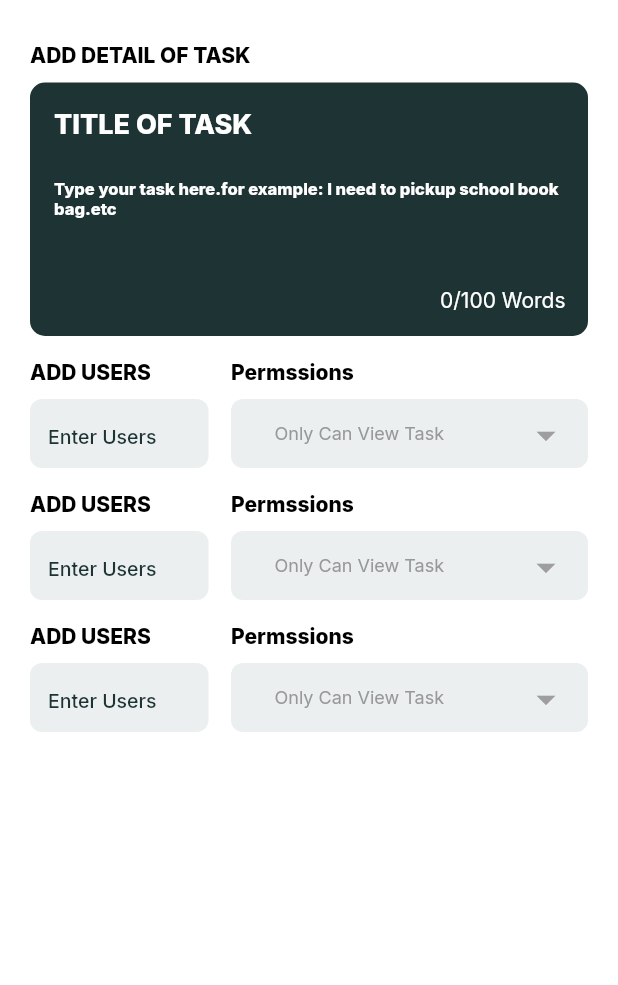
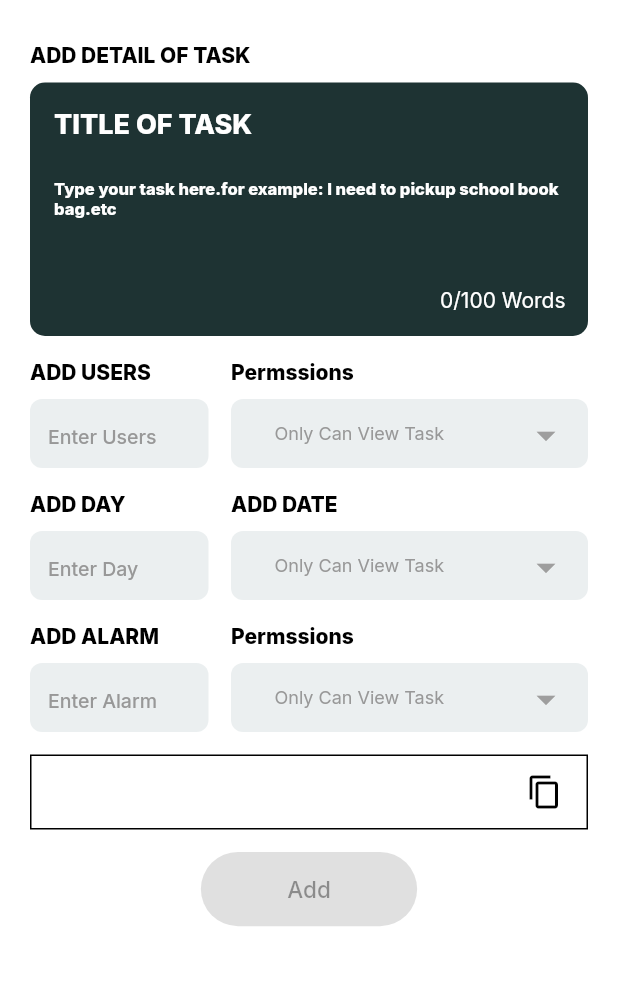
Before and after one commit to ZuniShahid/wegotask, a Flutter app: the HomePage screen opened directly, after a tap on "CREATE", on a phone screen of 412 x 824 dp, the part 72-1057 px from its top. Run offline on Flutter 3.47's test engine with Material 2 defaults, Android fonts, the phone set to English and light mode, and no system bars; our stand-ins replace chat_bubbles, connectivity_plus, dropdown_button2, firebase_auth, firebase_core, flip_card and 6 more; accounts and stored records are empty.

```diff
--- a/lib/common/app_bar_widget.dart
+++ b/lib/common/app_bar_widget.dart
@@ -5,8 +5,9 @@ import '../views/main/chat_box.dart';
 
 class AppBarWidget extends StatelessWidget with PreferredSizeWidget {
   final String title;
+  final bool chatButton;
 
-  AppBarWidget({super.key, this.title = ''});
+  AppBarWidget({super.key, this.title = '', this.chatButton = true});
 
   @override
   Widget build(BuildContext context) {
@@ -28,11 +29,13 @@ class AppBarWidget extends StatelessWidget with PreferredSizeWidget {
         ),
       ),
       actions: [
-        IconButton(
-            icon: Image.asset('assets/icons/message_icon.png'),
-            onPressed: () {
-              Get.to(() => const ChatBox());
-            }),
+        chatButton == false
+            ? Container()
+            : IconButton(
+                icon: Image.asset('assets/icons/message_icon.png'),
+                onPressed: () {
+                  Get.to(() => const ChatBox());
+                })
       ],
     );
   }
--- a/lib/views/main/create_new_task.dart
+++ b/lib/views/main/create_new_task.dart
@@ -1,5 +1,7 @@
 import 'package:dropdown_button2/dropdown_button2.dart';
 import 'package:flutter/material.dart';
+import 'package:flutter/services.dart';
+import 'package:sizer/sizer.dart';
 
 import '../../common/app_bar_widget.dart';
 
@@ -13,6 +15,7 @@ class CreateNewTask extends StatefulWidget {
 class _CreateNewTaskState extends State<CreateNewTask> {
   final TextEditingController _taskTitle = TextEditingController();
   final TextEditingController _taskDesc = TextEditingController();
+  final TextEditingController _taskKey = TextEditingController();
   String dropdownValue = 'Item 1';
   List<String> list = <String>['Item 1', 'Item 2', 'Item 3', 'Item 4'];
   String dropdownvaluecountry = 'Only Can View Task';
@@ -39,6 +42,67 @@ class _CreateNewTaskState extends State<CreateNewTask> {
               const SizedBox(height: 10),
               _taskInfo(),
               const SizedBox(height: 15),
+              _inputs(),
+              const SizedBox(height: 15),
+              Container(
+                decoration: BoxDecoration(
+                  border: Border.all(color: Colors.black),
+                ),
+                padding: const EdgeInsets.symmetric(horizontal: 16),
+                child: Row(
+                  children: [
+                    Expanded(
+                      child: TextField(
+                        controller: _taskKey,
+                        decoration:
+                            const InputDecoration(border: InputBorder.none),
+                      ),
+                    ),
+                    InkWell(
+                      onTap: () async {
+                        await Clipboard.setData(
+                            ClipboardData(text: _taskKey.text));
+                        // copied successfully
+                      },
+                      child: const Icon(
+                        Icons.copy,
+                        color: Colors.black,
+                      ),
+                    )
+                  ],
+                ),
+              ),
+              const SizedBox(height: 15),
+              Center(
+                child: ElevatedButton(
+                  style: ElevatedButton.styleFrom(
+                    shape: RoundedRectangleBorder(
+                      borderRadius: BorderRadius.circular(30),
+                    ),
+                    minimumSize: Size(35.w, 6.h),
+                    maximumSize: Size(35.w, 6.h),
+                  ),
+                  onPressed: null,
+                  child: const Center(
+                    child: Text(
+                      'Add',
+                      style: TextStyle(
+                        fontSize: 15,
+                      ),
+                    ),
+                  ),
+                ),
+              ),
+            ],
+          ),
+        ),
+      ),
+    );
+  }
+
+  Column _inputs() {
+    return Column(
+      children: [
         Row(
           children: [
             Expanded(
@@ -72,7 +136,6 @@ class _CreateNewTaskState extends State<CreateNewTask> {
                         border: InputBorder.none,
                         hintText: 'Enter Users',
                         hintStyle: TextStyle(
-                                color: Color(0xFF1E3333),
                           fontWeight: FontWeight.w500,
                           fontSize: 13,
                         ),
@@ -110,8 +173,8 @@ class _CreateNewTaskState extends State<CreateNewTask> {
                         child: DropdownButtonFormField2(
                           buttonStyleData: ButtonStyleData(
                               decoration: BoxDecoration(
-                                        border: Border.all(
-                                            color: Colors.transparent))),
+                                  border:
+                                      Border.all(color: Colors.transparent))),
                           decoration: const InputDecoration(
                             iconColor: Colors.grey,
                             isDense: true,
@@ -156,15 +219,13 @@ class _CreateNewTaskState extends State<CreateNewTask> {
                           onChanged: (newValue) {
                             setState(() {
                               dropdownvaluecountry = newValue.toString();
-                                    dropdownvaluecountryId =
-                                        newValue.toString();
+                              dropdownvaluecountryId = newValue.toString();
                             });
                           },
                           onSaved: (newValue) {
                             setState(() {
                               dropdownvaluecountry = newValue.toString();
-                                    dropdownvaluecountryId =
-                                        newValue.toString();
+                              dropdownvaluecountryId = newValue.toString();
                             });
                           },
                         ),
@@ -185,7 +246,7 @@ class _CreateNewTaskState extends State<CreateNewTask> {
                 crossAxisAlignment: CrossAxisAlignment.start,
                 children: [
                   const Text(
-                          'ADD USERS',
+                    'ADD DAY',
                     style: TextStyle(
                         color: Colors.black, fontWeight: FontWeight.w800),
                   ),
@@ -208,9 +269,8 @@ class _CreateNewTaskState extends State<CreateNewTask> {
                       keyboardType: TextInputType.number,
                       decoration: InputDecoration(
                         border: InputBorder.none,
-                              hintText: 'Enter Users',
+                        hintText: 'Enter Day',
                         hintStyle: TextStyle(
-                                color: Color(0xFF1E3333),
                           fontWeight: FontWeight.w500,
                           fontSize: 13,
                         ),
@@ -229,7 +289,7 @@ class _CreateNewTaskState extends State<CreateNewTask> {
                 crossAxisAlignment: CrossAxisAlignment.start,
                 children: [
                   const Text(
-                          'Permssions',
+                    'ADD DATE',
                     style: TextStyle(
                         color: Colors.black, fontWeight: FontWeight.w800),
                   ),
@@ -248,8 +308,8 @@ class _CreateNewTaskState extends State<CreateNewTask> {
                         child: DropdownButtonFormField2(
                           buttonStyleData: ButtonStyleData(
                               decoration: BoxDecoration(
-                                        border: Border.all(
-                                            color: Colors.transparent))),
+                                  border:
+                                      Border.all(color: Colors.transparent))),
                           decoration: const InputDecoration(
                             iconColor: Colors.grey,
                             isDense: true,
@@ -294,15 +354,13 @@ class _CreateNewTaskState extends State<CreateNewTask> {
                           onChanged: (newValue) {
                             setState(() {
                               dropdownvaluecountry = newValue.toString();
-                                    dropdownvaluecountryId =
-                                        newValue.toString();
+                              dropdownvaluecountryId = newValue.toString();
                             });
                           },
                           onSaved: (newValue) {
                             setState(() {
                               dropdownvaluecountry = newValue.toString();
-                                    dropdownvaluecountryId =
-                                        newValue.toString();
+                              dropdownvaluecountryId = newValue.toString();
                             });
                           },
                         ),
@@ -323,7 +381,7 @@ class _CreateNewTaskState extends State<CreateNewTask> {
                 crossAxisAlignment: CrossAxisAlignment.start,
                 children: [
                   const Text(
-                          'ADD USERS',
+                    'ADD ALARM',
                     style: TextStyle(
                         color: Colors.black, fontWeight: FontWeight.w800),
                   ),
@@ -346,9 +404,8 @@ class _CreateNewTaskState extends State<CreateNewTask> {
                       keyboardType: TextInputType.number,
                       decoration: InputDecoration(
                         border: InputBorder.none,
-                              hintText: 'Enter Users',
+                        hintText: 'Enter Alarm',
                         hintStyle: TextStyle(
-                                color: Color(0xFF1E3333),
                           fontWeight: FontWeight.w500,
                           fontSize: 13,
                         ),
@@ -386,8 +443,8 @@ class _CreateNewTaskState extends State<CreateNewTask> {
                         child: DropdownButtonFormField2(
                           buttonStyleData: ButtonStyleData(
                               decoration: BoxDecoration(
-                                        border: Border.all(
-                                            color: Colors.transparent))),
+                                  border:
+                                      Border.all(color: Colors.transparent))),
                           decoration: const InputDecoration(
                             iconColor: Colors.grey,
                             isDense: true,
@@ -432,15 +489,13 @@ class _CreateNewTaskState extends State<CreateNewTask> {
                           onChanged: (newValue) {
                             setState(() {
                               dropdownvaluecountry = newValue.toString();
-                                    dropdownvaluecountryId =
-                                        newValue.toString();
+                              dropdownvaluecountryId = newValue.toString();
                             });
                           },
                           onSaved: (newValue) {
                             setState(() {
                               dropdownvaluecountry = newValue.toString();
-                                    dropdownvaluecountryId =
-                                        newValue.toString();
+                              dropdownvaluecountryId = newValue.toString();
                             });
                           },
                         ),
@@ -453,9 +508,6 @@ class _CreateNewTaskState extends State<CreateNewTask> {
           ],
         ),
       ],
-          ),
-        ),
-      ),
     );
   }
 
--- a/lib/views/main/home_page.dart
+++ b/lib/views/main/home_page.dart
@@ -1,11 +1,15 @@
+import 'package:flip_card/flip_card.dart';
 import 'package:flutter/material.dart';
+import 'package:flutter/services.dart';
 import 'package:get/get.dart';
+import 'package:sizer/sizer.dart';
 
 import '../../common/colors.dart';
 import '../../common/gradient_text.dart';
 import '../../common/input_decorations.dart';
 import '../../models/task_history_model.dart';
 import 'create_new_task.dart';
+import 'task_history_page.dart';
 
 class HomePage extends StatefulWidget {
   const HomePage({Key? key}) : super(key: key);
@@ -15,6 +19,9 @@ class HomePage extends StatefulWidget {
 }
 
 class _HomePageState extends State<HomePage> {
+  final TextEditingController _taskKey = TextEditingController();
+  GlobalKey<FlipCardState> cardKey = GlobalKey<FlipCardState>();
+
   @override
   Widget build(BuildContext context) {
     return Scaffold(
@@ -75,51 +82,19 @@ class _HomePageState extends State<HomePage> {
                     ),
                   ),
                 ),
-                const SizedBox(height: 40),
-                Container(
-                  decoration: const BoxDecoration(
-                    shape: BoxShape.circle,
-                    color: Color(0xFF00D2F3),
-                    boxShadow: [
-                      BoxShadow(
-                        color: Colors.grey,
-                        offset: Offset(
-                          0.0,
-                          4.0,
-                        ),
-                        blurRadius: 4.0,
-                        spreadRadius: 2.0,
-                      ), //BoxShadow
-                      BoxShadow(
-                        color: Colors.white,
-                        offset: Offset(0.0, 0.0),
-                        blurRadius: 0.0,
-                        spreadRadius: 0.0,
-                      ), //BoxShadow
-                    ],
+                const SizedBox(height: 30),
+                FlipCard(
+                  key: cardKey,
+                  flipOnTouch: false,
+                  front: InkWell(
+                    onTap: () => cardKey.currentState!.toggleCard(),
+                    child: _assignTaskCircle(),
                   ),
-                  padding: const EdgeInsets.all(40),
-                  child: Column(
-                    crossAxisAlignment: CrossAxisAlignment.center,
-                    mainAxisAlignment: MainAxisAlignment.center,
-                    children: const [
-                      Icon(
-                        Icons.add,
-                        size: 66,
-                        color: Colors.white,
-                      ),
-                      Text(
-                        'ASSIGN TASK',
-                        style: TextStyle(
-                          color: Colors.white,
-                          fontSize: 15,
-                          fontWeight: FontWeight.w800,
-                        ),
-                      ),
-                    ],
-                  ),
+                  back: InkWell(
+                      onTap: () => cardKey.currentState!.toggleCard(),
+                      child: assingNewTask()),
                 ),
-                const SizedBox(height: 40),
+                const SizedBox(height: 30),
                 Container(
                   decoration: BoxDecoration(
                     color: const Color(0xFFF5F5F5),
@@ -151,20 +126,25 @@ class _HomePageState extends State<HomePage> {
                 const SizedBox(height: 40),
                 Row(
                   mainAxisAlignment: MainAxisAlignment.spaceBetween,
-                  children: const [
-                    Text(
+                  children: [
+                    const Text(
                       'TASK HISTORY',
                       style: TextStyle(
                           color: Colors.black,
                           fontWeight: FontWeight.w800,
                           fontSize: 20),
                     ),
-                    Text(
-                      'SEE ALL',
-                      style: TextStyle(
-                          color: Colors.black,
-                          fontWeight: FontWeight.w800,
-                          fontSize: 13),
+                    InkWell(
+                      onTap: () {
+                        Get.to(() => const TaskHistoryPage());
+                      },
+                      child: const Text(
+                        'SEE ALL',
+                        style: TextStyle(
+                            color: Colors.black,
+                            fontWeight: FontWeight.w800,
+                            fontSize: 13),
+                      ),
                     )
                   ],
                 ),
@@ -319,6 +299,169 @@ class _HomePageState extends State<HomePage> {
     );
   }
 
+  Container assingNewTask() {
+    return Container(
+      decoration: BoxDecoration(
+        shape: BoxShape.rectangle,
+        borderRadius: BorderRadius.circular(12),
+        color: const Color(0xFF00D2F3),
+        boxShadow: const [
+          BoxShadow(
+            color: Colors.grey,
+            offset: Offset(
+              0.0,
+              4.0,
+            ),
+            blurRadius: 4.0,
+            spreadRadius: 2.0,
+          ), //BoxShadow
+          BoxShadow(
+            color: Colors.white,
+            offset: Offset(0.0, 0.0),
+            blurRadius: 0.0,
+            spreadRadius: 0.0,
+          ), //BoxShadow
+        ],
+      ),
+      padding: const EdgeInsets.all(17),
+      child: Column(
+        crossAxisAlignment: CrossAxisAlignment.start,
+        mainAxisAlignment: MainAxisAlignment.start,
+        children: [
+          const Text(
+            'ASSING',
+            style: TextStyle(
+              fontSize: 20,
+              fontWeight: FontWeight.w800,
+              color: Colors.white,
+            ),
+          ),
+          const Text(
+            'NEW TASK',
+            style: TextStyle(
+                fontSize: 12,
+                fontWeight: FontWeight.w800,
+                color: Colors.white,
+                letterSpacing: 2),
+          ),
+          const SizedBox(
+            height: 25,
+          ),
+          Container(
+            decoration: BoxDecoration(
+              border: Border.all(color: Colors.white),
+            ),
+            padding: const EdgeInsets.symmetric(horizontal: 16),
+            child: Row(
+              children: [
+                Expanded(
+                  child: TextField(
+                    style: const TextStyle(
+                      color: Colors.white,
+                      fontWeight: FontWeight.w500,
+                      fontSize: 13,
+                    ),
+                    controller: _taskKey,
+                    decoration: const InputDecoration(
+                      border: InputBorder.none,
+                      hintStyle: TextStyle(
+                        color: Colors.white,
+                        fontWeight: FontWeight.w500,
+                        fontSize: 13,
+                      ),
+                    ),
+                  ),
+                ),
+                InkWell(
+                  onTap: () async {
+                    await Clipboard.setData(ClipboardData(text: _taskKey.text));
+                  },
+                  child: const Icon(
+                    Icons.copy_rounded,
+                    color: Colors.white,
+                  ),
+                )
+              ],
+            ),
+          ),
+          const SizedBox(
+            height: 25,
+          ),
+          Center(
+            child: ElevatedButton(
+              style: ElevatedButton.styleFrom(
+                elevation: 0,
+                backgroundColor: Colors.white,
+                foregroundColor: const Color(0xFF00D2F3),
+                shape: RoundedRectangleBorder(
+                  borderRadius: BorderRadius.circular(30),
+                ),
+                minimumSize: Size(55.w, 6.h),
+                maximumSize: Size(55.w, 6.h),
+              ),
+              onPressed: () {},
+              child: const Center(
+                child: Text(
+                  'COPY CODE',
+                  style: TextStyle(
+                    fontSize: 15,
+                    fontWeight: FontWeight.w700,
+                  ),
+                ),
+              ),
+            ),
+          ),
+        ],
+      ),
+    );
+  }
+
+  Container _assignTaskCircle() {
+    return Container(
+      decoration: const BoxDecoration(
+        shape: BoxShape.circle,
+        color: Color(0xFF00D2F3),
+        boxShadow: [
+          BoxShadow(
+            color: Colors.grey,
+            offset: Offset(
+              0.0,
+              4.0,
+            ),
+            blurRadius: 4.0,
+            spreadRadius: 2.0,
+          ), //BoxShadow
+          BoxShadow(
+            color: Colors.white,
+            offset: Offset(0.0, 0.0),
+            blurRadius: 0.0,
+            spreadRadius: 0.0,
+          ), //BoxShadow
+        ],
+      ),
+      padding: const EdgeInsets.all(40),
+      child: Column(
+        crossAxisAlignment: CrossAxisAlignment.center,
+        mainAxisAlignment: MainAxisAlignment.center,
+        children: const [
+          Icon(
+            Icons.add,
+            size: 66,
+            color: Colors.white,
+          ),
+          Text(
+            'ASSIGN TASK',
+            style: TextStyle(
+              color: Colors.white,
+              fontSize: 15,
+              fontWeight: FontWeight.w800,
+            ),
+          ),
+        ],
+      ),
+    );
+  }
+
   Widget buildText(parts, text) {
     if (parts.length > 1) {
       return Column(
--- a/pubspec.yaml
+++ b/pubspec.yaml
@@ -16,9 +16,11 @@ dependencies:
   firebase_crashlytics: ^3.0.17
   firebase_database: ^10.0.16
   firebase_storage: ^11.0.16
+  flip_card: ^0.7.0
   flutter:
     sdk: flutter
   flutter_chat_bubble: ^2.0.2
+  flutter_slidable: ^2.0.0
   get: ^4.6.5
   get_storage: ^2.1.1
   http: ^0.13.5
```
Also changed, not shown: lib/models/task_history_model.dart (+14 -4 lines), lib/views/main/task_history_page.dart (added, +210 -0 lines), pubspec.lock. Lines whose indentation alone changed are shown as unchanged.
